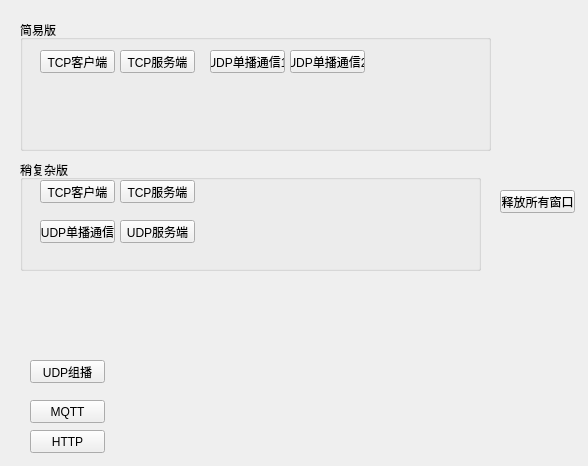
Above: QMNetwork/widget.ui from mahuifa/QMDemo before the change. Below: the same form after it.
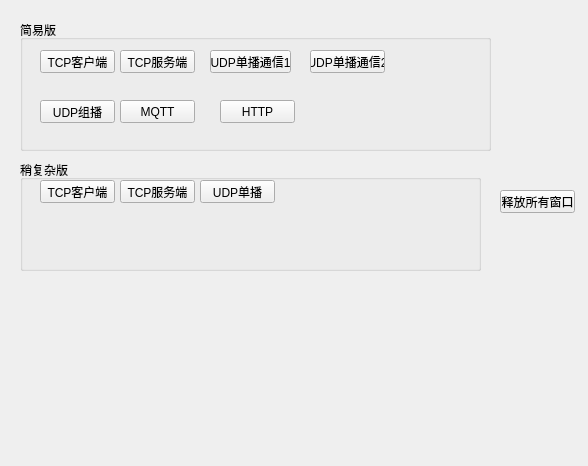
That is the form after the change.

Commit message: 修改UI

What changed in the file:
```diff
--- a/QMNetwork/widget.ui
+++ b/QMNetwork/widget.ui
@@ -13,45 +13,6 @@
   <property name="windowTitle">
    <string>Widget</string>
   </property>
-  <widget class="QPushButton" name="pushButton_5">
-   <property name="geometry">
-    <rect>
-     <x>30</x>
-     <y>360</y>
-     <width>75</width>
-     <height>23</height>
-    </rect>
-   </property>
-   <property name="text">
-    <string>UDP组播</string>
-   </property>
-  </widget>
-  <widget class="QPushButton" name="pushButton_6">
-   <property name="geometry">
-    <rect>
-     <x>30</x>
-     <y>400</y>
-     <width>75</width>
-     <height>23</height>
-    </rect>
-   </property>
-   <property name="text">
-    <string>MQTT</string>
-   </property>
-  </widget>
-  <widget class="QPushButton" name="pushButton_7">
-   <property name="geometry">
-    <rect>
-     <x>30</x>
-     <y>430</y>
-     <width>75</width>
-     <height>23</height>
-    </rect>
-   </property>
-   <property name="text">
-    <string>HTTP</string>
-   </property>
-  </widget>
   <widget class="QPushButton" name="pushButton">
    <property name="geometry">
     <rect>
@@ -108,7 +69,7 @@
      <rect>
       <x>190</x>
       <y>30</y>
-      <width>75</width>
+      <width>81</width>
       <height>23</height>
      </rect>
     </property>
@@ -119,7 +80,7 @@
    <widget class="QPushButton" name="but_simpleUdp_2">
     <property name="geometry">
      <rect>
-      <x>270</x>
+      <x>290</x>
       <y>30</y>
       <width>75</width>
       <height>23</height>
@@ -129,6 +90,45 @@
      <string>UDP单播通信2</string>
     </property>
    </widget>
+   <widget class="QPushButton" name="pushButton_5">
+    <property name="geometry">
+     <rect>
+      <x>20</x>
+      <y>80</y>
+      <width>75</width>
+      <height>23</height>
+     </rect>
+    </property>
+    <property name="text">
+     <string>UDP组播</string>
+    </property>
+   </widget>
+   <widget class="QPushButton" name="pushButton_6">
+    <property name="geometry">
+     <rect>
+      <x>100</x>
+      <y>80</y>
+      <width>75</width>
+      <height>23</height>
+     </rect>
+    </property>
+    <property name="text">
+     <string>MQTT</string>
+    </property>
+   </widget>
+   <widget class="QPushButton" name="pushButton_7">
+    <property name="geometry">
+     <rect>
+      <x>200</x>
+      <y>80</y>
+      <width>75</width>
+      <height>23</height>
+     </rect>
+    </property>
+    <property name="text">
+     <string>HTTP</string>
+    </property>
+   </widget>
   </widget>
   <widget class="QGroupBox" name="groupBox_2">
    <property name="geometry">
@@ -142,30 +142,17 @@
    <property name="title">
     <string>稍复杂版</string>
    </property>
-   <widget class="QPushButton" name="pushButton_4">
-    <property name="geometry">
-     <rect>
-      <x>100</x>
-      <y>60</y>
-      <width>75</width>
-      <height>23</height>
-     </rect>
-    </property>
-    <property name="text">
-     <string>UDP服务端</string>
-    </property>
-   </widget>
    <widget class="QPushButton" name="pushButton_3">
     <property name="geometry">
      <rect>
-      <x>20</x>
-      <y>60</y>
+      <x>180</x>
+      <y>20</y>
       <width>75</width>
       <height>23</height>
      </rect>
     </property>
     <property name="text">
-     <string>UDP单播通信</string>
+     <string>UDP单播</string>
     </property>
    </widget>
    <widget class="QPushButton" name="but_TCPClient">
```
